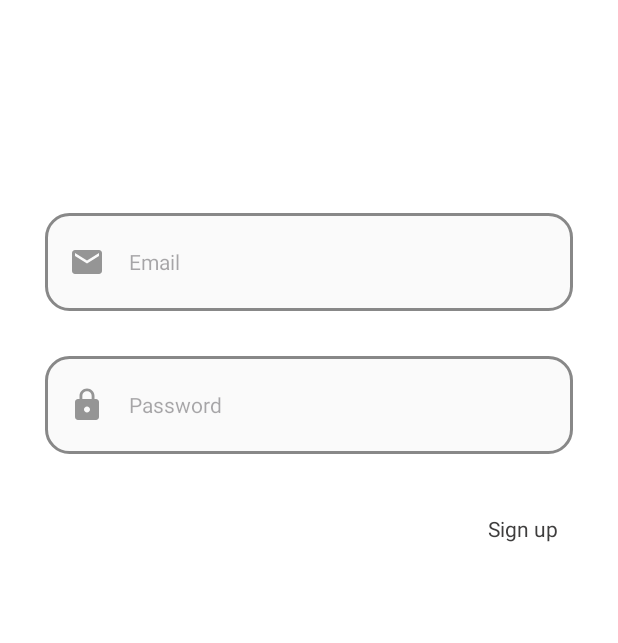
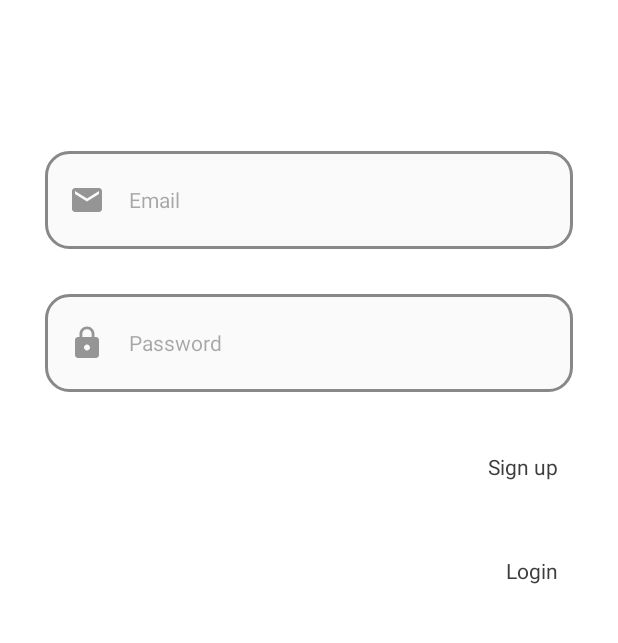
Before and after one commit to kangeunsong/BYTE, an Android app: the layout activity_login.xml on its own in the app's theme, with its tools: preview values and no code run, on a phone screen of 412 x 824 dp, the part 368-1011 px from its top. Run offline under Robolectric (Android 15) with nearby library versions, the phone set to English and light mode, and no system bars.

Commit message:
add login and signup functions

```diff
--- a/app/build.gradle.kts
+++ b/app/build.gradle.kts
@@ -1,6 +1,7 @@
 plugins {
     alias(libs.plugins.androidApplication)
     alias(libs.plugins.jetbrainsKotlinAndroid)
+    id("com.google.gms.google-services")
 }
 
 android {
@@ -54,4 +55,6 @@ dependencies {
     implementation ("androidx.drawerlayout:drawerlayout:1.2.0")
     implementation ("com.google.android.material:material:1.9.0")
 
+    implementation(platform("com.google.firebase:firebase-bom:33.1.2"))
+    implementation("com.google.firebase:firebase-auth-ktx:22.0.0")
 }
--- a/app/src/main/res/layout/activity_login.xml
+++ b/app/src/main/res/layout/activity_login.xml
@@ -65,7 +65,6 @@
         app:layout_constraintVertical_bias="0.598">
 
         <EditText
-
             android:id="@+id/emailET"
             android:layout_width="match_parent"
             android:layout_height="65dp"
@@ -106,6 +105,20 @@
             android:clickable="true"
             android:textSize="14dp" />
 
+        <com.google.android.material.textview.MaterialTextView
+            android:id="@+id/loginET"
+            android:layout_width="wrap_content"
+            android:layout_height="wrap_content"
+            android:layout_gravity="end"
+            android:layout_marginTop="30dp"
+            android:alpha="1"
+            android:padding="10dp"
+            android:text="Login"
+            android:textColor="@color/grey"
+            android:clickable="true"
+            android:textSize="14dp" />
+
+
 
     </LinearLayout>
 
--- a/app/src/main/res/layout/activity_signup.xml
+++ b/app/src/main/res/layout/activity_signup.xml
@@ -18,7 +18,7 @@
         android:paddingStart="24dp"
         android:paddingTop="12dp"
         android:paddingEnd="24dp"
-        android:text="Welcome\nenjoy your BYTE!"
+        android:text="Welcome to\nenjoy your BYTE!"
         android:textAlignment="textStart"
         android:textColor="@color/black"
         android:textSize="45dp"
@@ -95,6 +95,7 @@
             android:textSize="14sp" />
 
         <androidx.appcompat.widget.AppCompatButton
+            android:id="@+id/joinET"
             android:layout_width="90dp"
             android:layout_height="wrap_content"
             android:layout_margin="6dp"
```
Also changed, not shown: app/src/main/java/com/example/open__sw/ActivitySplashLogin.kt (+34 -0 lines), app/src/main/java/com/example/open__sw/SignupActivity.kt (+43 -1 lines), app/src/main/res/layout/activity_splash_login.xml (+14 -0 lines), build.gradle.kts (+7 -0 lines), 1 other file.
